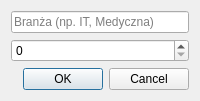
DigitalBaguette/OBL_Project, file src/gui/CompanyInputDialog.ui: the form before one commit.
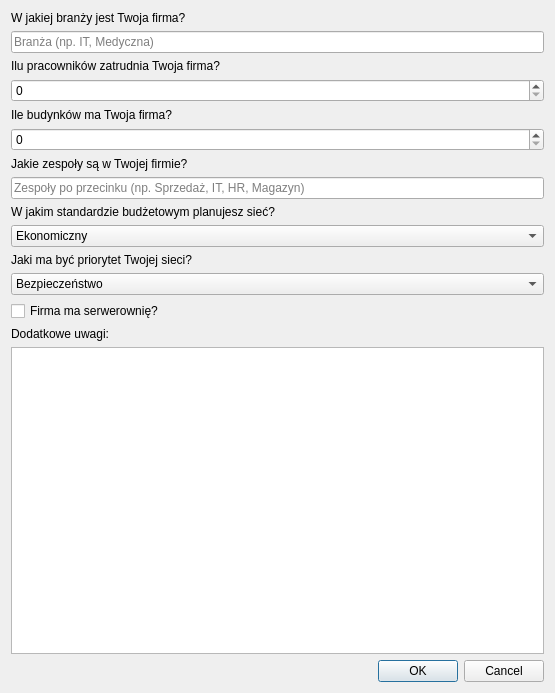
The form after the commit.

What changed in the file:
```diff
--- a/src/gui/CompanyInputDialog.ui
+++ b/src/gui/CompanyInputDialog.ui
@@ -2,24 +2,242 @@
 <ui version="4.0">
  <class>CompanyInputDialog</class>
  <widget class="QDialog" name="CompanyInputDialog">
+  <property name="geometry">
+   <rect>
+    <x>0</x>
+    <y>0</y>
+    <width>555</width>
+    <height>693</height>
+   </rect>
+  </property>
   <property name="windowTitle">
    <string>Dane firmy</string>
   </property>
   <layout class="QVBoxLayout" name="verticalLayout">
    <item>
-    <widget class="QLineEdit" name="industryEdit">
+    <widget class="QLabel" name="label_4">
+     <property name="sizePolicy">
+      <sizepolicy hsizetype="Preferred" vsizetype="Fixed">
+       <horstretch>0</horstretch>
+       <verstretch>0</verstretch>
+      </sizepolicy>
+     </property>
+     <property name="maximumSize">
+      <size>
+       <width>16777215</width>
+       <height>20</height>
+      </size>
+     </property>
+     <property name="text">
+      <string>W jakiej branży jest Twoja firma?</string>
+     </property>
+    </widget>
+   </item>
+   <item>
+    <widget class="QLineEdit" name="industryLineEdit">
      <property name="placeholderText">
       <string>Branża (np. IT, Medyczna)</string>
      </property>
     </widget>
    </item>
    <item>
-    <widget class="QSpinBox" name="employeeSpin">
+    <widget class="QLabel" name="label_2">
+     <property name="sizePolicy">
+      <sizepolicy hsizetype="Preferred" vsizetype="Fixed">
+       <horstretch>0</horstretch>
+       <verstretch>0</verstretch>
+      </sizepolicy>
+     </property>
+     <property name="maximumSize">
+      <size>
+       <width>16777215</width>
+       <height>20</height>
+      </size>
+     </property>
+     <property name="text">
+      <string>Ilu pracowników zatrudnia Twoja firma?</string>
+     </property>
+    </widget>
+   </item>
+   <item>
+    <widget class="QSpinBox" name="employeeSpinBox"/>
+   </item>
+   <item>
+    <widget class="QLabel" name="label">
+     <property name="enabled">
+      <bool>true</bool>
+     </property>
+     <property name="sizePolicy">
+      <sizepolicy hsizetype="Preferred" vsizetype="Fixed">
+       <horstretch>0</horstretch>
+       <verstretch>0</verstretch>
+      </sizepolicy>
+     </property>
+     <property name="maximumSize">
+      <size>
+       <width>16777215</width>
+       <height>20</height>
+      </size>
+     </property>
+     <property name="text">
+      <string>Ile budynków ma Twoja firma?</string>
+     </property>
+    </widget>
+   </item>
+   <item>
+    <widget class="QSpinBox" name="locationsSpinBox">
      <property name="maximum">
       <number>10000</number>
      </property>
     </widget>
    </item>
+   <item>
+    <widget class="QLabel" name="label_3">
+     <property name="enabled">
+      <bool>true</bool>
+     </property>
+     <property name="sizePolicy">
+      <sizepolicy hsizetype="Preferred" vsizetype="Fixed">
+       <horstretch>0</horstretch>
+       <verstretch>0</verstretch>
+      </sizepolicy>
+     </property>
+     <property name="maximumSize">
+      <size>
+       <width>16777215</width>
+       <height>20</height>
+      </size>
+     </property>
+     <property name="text">
+      <string>Jakie zespoły są w Twojej firmie?</string>
+     </property>
+    </widget>
+   </item>
+   <item>
+    <widget class="QLineEdit" name="teamsLineEdit">
+     <property name="placeholderText">
+      <string>Zespoły po przecinku (np. Sprzedaż, IT, HR, Magazyn)</string>
+     </property>
+    </widget>
+   </item>
+   <item>
+    <widget class="QLabel" name="label_5">
+     <property name="enabled">
+      <bool>true</bool>
+     </property>
+     <property name="sizePolicy">
+      <sizepolicy hsizetype="Preferred" vsizetype="Fixed">
+       <horstretch>0</horstretch>
+       <verstretch>0</verstretch>
+      </sizepolicy>
+     </property>
+     <property name="maximumSize">
+      <size>
+       <width>16777215</width>
+       <height>20</height>
+      </size>
+     </property>
+     <property name="text">
+      <string>W jakim standardzie budżetowym planujesz sieć?</string>
+     </property>
+    </widget>
+   </item>
+   <item>
+    <widget class="QComboBox" name="budgetComboBox">
+     <item>
+      <property name="text">
+       <string>Ekonomiczny</string>
+      </property>
+     </item>
+     <item>
+      <property name="text">
+       <string>Zbalansowany</string>
+      </property>
+     </item>
+     <item>
+      <property name="text">
+       <string>Wysoka dostępność (Premium)</string>
+      </property>
+     </item>
+    </widget>
+   </item>
+   <item>
+    <widget class="QLabel" name="label_6">
+     <property name="enabled">
+      <bool>true</bool>
+     </property>
+     <property name="sizePolicy">
+      <sizepolicy hsizetype="Preferred" vsizetype="Fixed">
+       <horstretch>0</horstretch>
+       <verstretch>0</verstretch>
+      </sizepolicy>
+     </property>
+     <property name="maximumSize">
+      <size>
+       <width>16777215</width>
+       <height>20</height>
+      </size>
+     </property>
+     <property name="text">
+      <string>Jaki ma być priorytet Twojej sieci?</string>
+     </property>
+    </widget>
+   </item>
+   <item>
+    <widget class="QComboBox" name="priorityComboBox">
+     <item>
+      <property name="text">
+       <string>Bezpieczeństwo</string>
+      </property>
+     </item>
+     <item>
+      <property name="text">
+       <string>Wydajność/Prędkość</string>
+      </property>
+     </item>
+     <item>
+      <property name="text">
+       <string>Niskie koszty utrzymania</string>
+      </property>
+     </item>
+    </widget>
+   </item>
+   <item>
+    <widget class="QCheckBox" name="serverRoomCheckBox">
+     <property name="text">
+      <string>Firma ma serwerownię?</string>
+     </property>
+    </widget>
+   </item>
+   <item>
+    <widget class="QLabel" name="label_7">
+     <property name="enabled">
+      <bool>true</bool>
+     </property>
+     <property name="sizePolicy">
+      <sizepolicy hsizetype="Preferred" vsizetype="Fixed">
+       <horstretch>0</horstretch>
+       <verstretch>0</verstretch>
+      </sizepolicy>
+     </property>
+     <property name="maximumSize">
+      <size>
+       <width>16777215</width>
+       <height>20</height>
+      </size>
+     </property>
+     <property name="text">
+      <string>Dodatkowe uwagi:</string>
+     </property>
+    </widget>
+   </item>
+   <item>
+    <widget class="QPlainTextEdit" name="additionalNotesEdit">
+     <property name="plainText">
+      <string/>
+     </property>
+    </widget>
+   </item>
    <item>
     <widget class="QDialogButtonBox" name="buttonBox">
      <property name="standardButtons">
```
Left out of the diff: 4 changed lines with no effect on the pictures.
